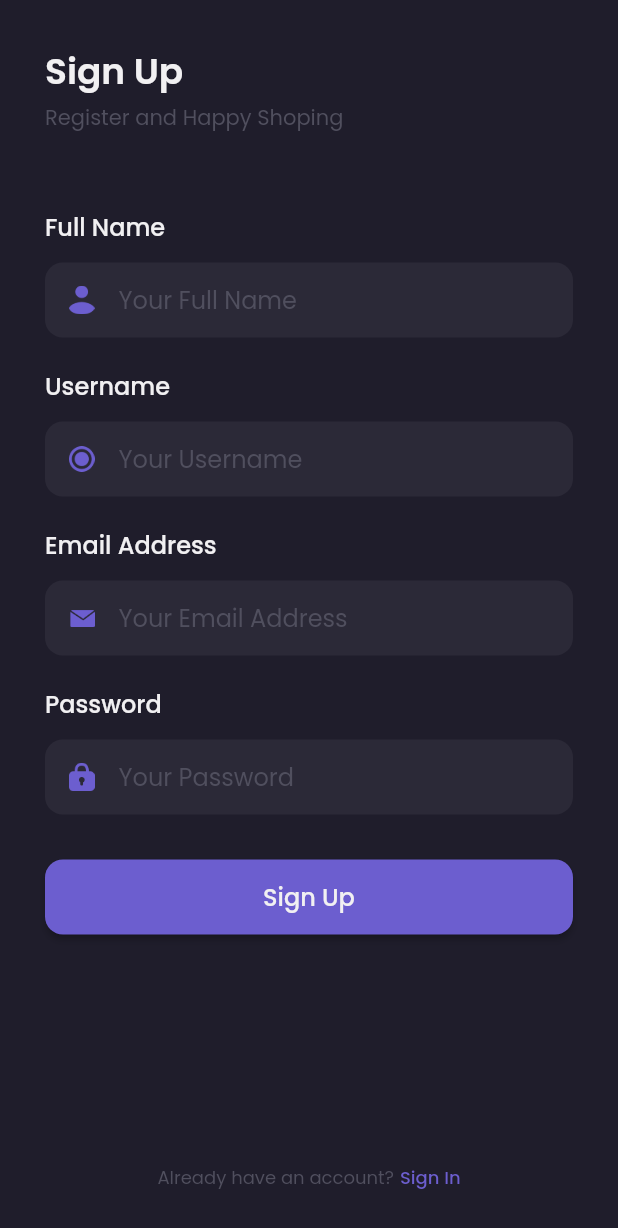
After one commit to kevinrisqi/flutter_shoes_store, a Flutter app: the SignUpPage screen opened by its route, on a phone screen of 412 x 824 dp. The commit adds this screen. Shown: the top 1228 px of the screen. Run offline on Flutter 3.47's test engine with Material 2 defaults, Android fonts, the phone set to English and light mode, and no system bars; our stand-ins replace google_fonts.

Commit message:
Create Sign Up Page

```diff
--- a/lib/main.dart
+++ b/lib/main.dart
@@ -2,6 +2,7 @@
 
 import 'package:flutter/material.dart';
 import 'package:flutter_shoes_store/pages/sign_in_page.dart';
+import 'package:flutter_shoes_store/pages/sign_up_page.dart';
 import 'package:flutter_shoes_store/pages/splash_page.dart';
 
 void main() {
@@ -23,7 +24,8 @@ class _MyAppState extends State<MyApp> {
       initialRoute: '/',
       routes: {
         '/': (context) => SplashPage(),
-        '/sign-in': (context) => SignInPage()
+        '/sign-in': (context) => SignInPage(),
+        '/sign-up': (context) => SignUpPage(),
       },
     );
   }
--- a/lib/pages/sign_in_page.dart
+++ b/lib/pages/sign_in_page.dart
@@ -166,11 +166,16 @@ class SignInPage extends StatelessWidget {
           SizedBox(
             width: 4,
           ),
-          Text(
-            'Sign up',
-            style: purpleTextStyle.copyWith(
-              fontSize: 12,
-              fontWeight: medium,
+          GestureDetector(
+            onTap: () {
+              Navigator.pushNamed(context, '/sign-up');
+            },
+            child: Text(
+              'Sign up',
+              style: purpleTextStyle.copyWith(
+                fontSize: 12,
+                fontWeight: medium,
+              ),
             ),
           ),
         ],
--- /dev/null
+++ b/lib/pages/sign_up_page.dart
@@ -0,0 +1,295 @@
+// ignore_for_file: prefer_const_constructors
+
+import 'package:flutter/material.dart';
+import 'package:flutter_shoes_store/theme.dart';
+
+class SignUpPage extends StatelessWidget {
+  const SignUpPage({Key? key}) : super(key: key);
+
+  @override
+  Widget build(BuildContext context) {
+    Widget header() {
+      return Column(
+        crossAxisAlignment: CrossAxisAlignment.start,
+        children: [
+          Text(
+            'Sign Up',
+            style: primaryTextStyle.copyWith(
+              fontSize: 24,
+              fontWeight: semiBold,
+            ),
+          ),
+          SizedBox(
+            height: 2,
+          ),
+          Text(
+            'Register and Happy Shoping',
+            style: subtitleTextStyle,
+          ),
+        ],
+      );
+    }
+
+    Widget nameInput() {
+      return Column(
+        crossAxisAlignment: CrossAxisAlignment.start,
+        children: [
+          Text(
+            'Full Name',
+            style: primaryTextStyle.copyWith(
+              fontSize: 16,
+              fontWeight: medium,
+            ),
+          ),
+          SizedBox(
+            height: 12,
+          ),
+          Container(
+            height: 50,
+            margin: EdgeInsets.only(bottom: 20),
+            padding: EdgeInsets.symmetric(horizontal: 16),
+            decoration: BoxDecoration(
+              color: bgColor2,
+              borderRadius: BorderRadius.circular(12),
+            ),
+            child: Row(
+              children: [
+                Image.asset(
+                  'assets/icon_name.png',
+                  width: 17,
+                ),
+                SizedBox(
+                  width: 16,
+                ),
+                Expanded(
+                  child: TextFormField(
+                    style: primaryTextStyle,
+                    decoration: InputDecoration.collapsed(
+                      hintText: 'Your Full Name',
+                      hintStyle: subtitleTextStyle,
+                    ),
+                  ),
+                ),
+              ],
+            ),
+          ),
+        ],
+      );
+    }
+
+    Widget usernameInput() {
+      return Column(
+        crossAxisAlignment: CrossAxisAlignment.start,
+        children: [
+          Text(
+            'Username',
+            style: primaryTextStyle.copyWith(
+              fontSize: 16,
+              fontWeight: medium,
+            ),
+          ),
+          SizedBox(
+            height: 12,
+          ),
+          Container(
+            height: 50,
+            margin: EdgeInsets.only(bottom: 20),
+            padding: EdgeInsets.symmetric(horizontal: 16),
+            decoration: BoxDecoration(
+              color: bgColor2,
+              borderRadius: BorderRadius.circular(12),
+            ),
+            child: Row(
+              children: [
+                Image.asset(
+                  'assets/icon_username.png',
+                  width: 17,
+                ),
+                SizedBox(
+                  width: 16,
+                ),
+                Expanded(
+                  child: TextFormField(
+                    style: primaryTextStyle,
+                    decoration: InputDecoration.collapsed(
+                      hintText: 'Your Username',
+                      hintStyle: subtitleTextStyle,
+                    ),
+                  ),
+                ),
+              ],
+            ),
+          ),
+        ],
+      );
+    }
+
+    Widget emailInput() {
+      return Column(
+        crossAxisAlignment: CrossAxisAlignment.start,
+        children: [
+          Text(
+            'Email Address',
+            style: primaryTextStyle.copyWith(
+              fontSize: 16,
+              fontWeight: medium,
+            ),
+          ),
+          SizedBox(
+            height: 12,
+          ),
+          Container(
+            height: 50,
+            margin: EdgeInsets.only(bottom: 20),
+            padding: EdgeInsets.symmetric(horizontal: 16),
+            decoration: BoxDecoration(
+              color: bgColor2,
+              borderRadius: BorderRadius.circular(12),
+            ),
+            child: Row(
+              children: [
+                Image.asset(
+                  'assets/icon_email.png',
+                  width: 17,
+                ),
+                SizedBox(
+                  width: 16,
+                ),
+                Expanded(
+                  child: TextFormField(
+                    style: primaryTextStyle,
+                    decoration: InputDecoration.collapsed(
+                      hintText: 'Your Email Address',
+                      hintStyle: subtitleTextStyle,
+                    ),
+                  ),
+                ),
+              ],
+            ),
+          ),
+        ],
+      );
+    }
+
+    Widget passwordInput() {
+      return Column(
+        crossAxisAlignment: CrossAxisAlignment.start,
+        children: [
+          Text(
+            'Password',
+            style: primaryTextStyle.copyWith(
+              fontSize: 16,
+              fontWeight: medium,
+            ),
+          ),
+          SizedBox(
+            height: 12,
+          ),
+          Container(
+            height: 50,
+            margin: EdgeInsets.only(bottom: 30),
+            padding: EdgeInsets.symmetric(horizontal: 16),
+            decoration: BoxDecoration(
+              color: bgColor2,
+              borderRadius: BorderRadius.circular(12),
+            ),
+            child: Row(
+              children: [
+                Image.asset(
+                  'assets/icon_password.png',
+                  width: 17,
+                ),
+                SizedBox(
+                  width: 16,
+                ),
+                Expanded(
+                  child: TextFormField(
+                    style: primaryTextStyle,
+                    obscureText: true,
+                    decoration: InputDecoration.collapsed(
+                      hintText: 'Your Password',
+                      hintStyle: subtitleTextStyle,
+                    ),
+                  ),
+                ),
+              ],
+            ),
+          ),
+        ],
+      );
+    }
+
+    Widget buttonSignUp() {
+      return Container(
+        width: double.infinity,
+        height: 50,
+        child: ElevatedButton(
+          onPressed: () {},
+          style: ElevatedButton.styleFrom(
+            shape: RoundedRectangleBorder(
+              borderRadius: BorderRadius.circular(12),
+            ),
+            primary: primaryColor,
+          ),
+          child: Text(
+            'Sign Up',
+            style: primaryTextStyle.copyWith(
+              fontSize: 16,
+              fontWeight: medium,
+            ),
+          ),
+        ),
+      );
+    }
+
+    Widget footer() {
+      return Row(
+        mainAxisAlignment: MainAxisAlignment.center,
+        children: [
+          Text(
+            'Already have an account?',
+            style: subtitleTextStyle.copyWith(
+              fontSize: 12,
+            ),
+          ),
+          SizedBox(
+            width: 4,
+          ),
+          Text(
+            'Sign In',
+            style: purpleTextStyle.copyWith(
+              fontSize: 12,
+              fontWeight: medium,
+            ),
+          )
+        ],
+      );
+    }
+
+    return SafeArea(
+      child: Scaffold(
+        resizeToAvoidBottomInset: false,
+        backgroundColor: bgColor1,
+        body: Container(
+          margin: EdgeInsets.all(defaultMargin),
+          child: Column(
+            crossAxisAlignment: CrossAxisAlignment.start,
+            children: [
+              header(),
+              SizedBox(
+                height: 50,
+              ),
+              nameInput(),
+              usernameInput(),
+              emailInput(),
+              passwordInput(),
+              buttonSignUp(),
+              Spacer(),
+              footer(),
+            ],
+          ),
+        ),
+      ),
+    );
+  }
+}
--- a/lib/pages/splash_page.dart
+++ b/lib/pages/splash_page.dart
@@ -17,7 +17,7 @@ class _SplashPageState extends State<SplashPage> {
   void initState() {
     Timer(
       Duration(seconds: 3),
-      () => Navigator.pushNamed(context, '/sign-in'),
+      () => Navigator.pushReplacementNamed(context, '/sign-in'),
     );
     super.initState();
   }
```
Also changed, not shown: 1 other file.
